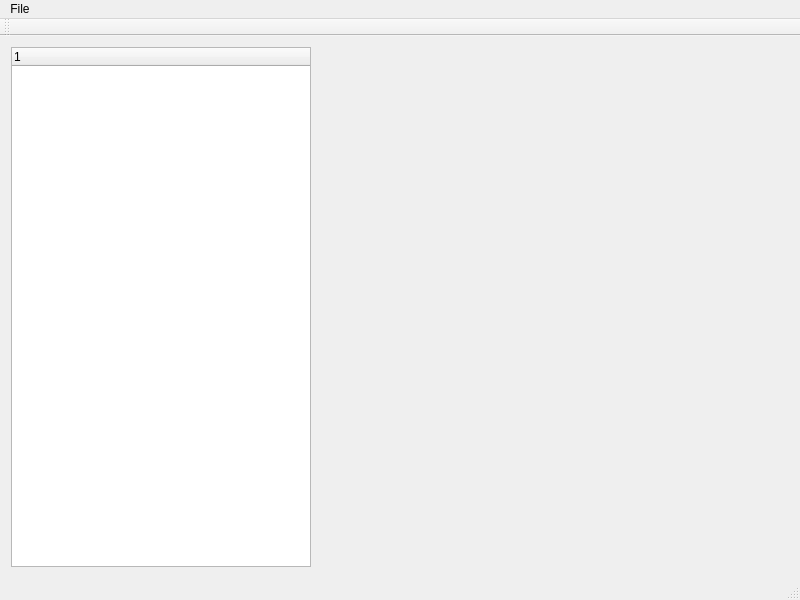
This is mainwindow.ui in vglvproc/AlgStruct as Qt 5 draws it before an edit. The edited form follows.
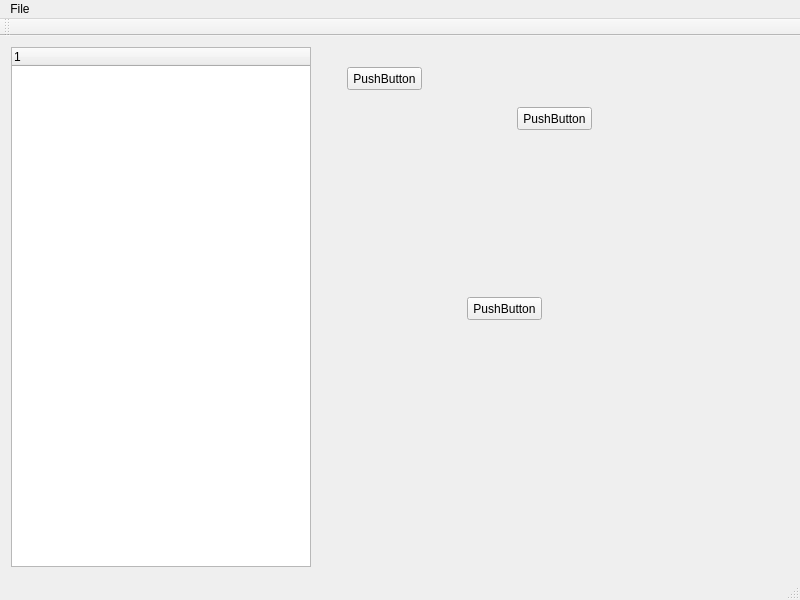
This is the edited form.

Commit message: QStackedWidget using start

```diff
--- a/mainwindow.ui
+++ b/mainwindow.ui
@@ -23,26 +23,6 @@
    <layout class="QGridLayout" name="gridLayout_2">
     <item row="0" column="0">
      <layout class="QGridLayout" name="gridLayout">
-      <item row="0" column="1">
-       <layout class="QHBoxLayout" name="horizontalLayout">
-        <item>
-         <layout class="QGridLayout" name="gridLayoutUser"/>
-        </item>
-        <item>
-         <spacer name="horizontalSpacer">
-          <property name="orientation">
-           <enum>Qt::Horizontal</enum>
-          </property>
-          <property name="sizeHint" stdset="0">
-           <size>
-            <width>40</width>
-            <height>20</height>
-           </size>
-          </property>
-         </spacer>
-        </item>
-       </layout>
-      </item>
       <item row="0" column="0">
        <widget class="QTreeWidget" name="twMain">
         <property name="minimumSize">
@@ -67,6 +47,99 @@
         </column>
        </widget>
       </item>
+      <item row="0" column="1">
+       <layout class="QHBoxLayout" name="horizontalLayout">
+        <item>
+         <layout class="QGridLayout" name="gridLayoutUser"/>
+        </item>
+        <item>
+         <widget class="QStackedWidget" name="stackedWidget">
+          <widget class="QWidget" name="pageSortBogosort">
+           <widget class="QPushButton" name="pushButton">
+            <property name="geometry">
+             <rect>
+              <x>200</x>
+              <y>60</y>
+              <width>75</width>
+              <height>23</height>
+             </rect>
+            </property>
+            <property name="text">
+             <string>PushButton</string>
+            </property>
+           </widget>
+           <widget class="QPushButton" name="pushButton_2">
+            <property name="geometry">
+             <rect>
+              <x>150</x>
+              <y>250</y>
+              <width>75</width>
+              <height>23</height>
+             </rect>
+            </property>
+            <property name="text">
+             <string>PushButton</string>
+            </property>
+           </widget>
+           <widget class="QPushButton" name="pushButton_3">
+            <property name="geometry">
+             <rect>
+              <x>30</x>
+              <y>20</y>
+              <width>75</width>
+              <height>23</height>
+             </rect>
+            </property>
+            <property name="text">
+             <string>PushButton</string>
+            </property>
+           </widget>
+          </widget>
+          <widget class="QWidget" name="pageSortBubbleSort">
+           <widget class="QCheckBox" name="checkBox">
+            <property name="geometry">
+             <rect>
+              <x>70</x>
+              <y>360</y>
+              <width>70</width>
+              <height>17</height>
+             </rect>
+            </property>
+            <property name="text">
+             <string>CheckBox</string>
+            </property>
+           </widget>
+           <widget class="QCheckBox" name="checkBox_2">
+            <property name="geometry">
+             <rect>
+              <x>200</x>
+              <y>70</y>
+              <width>70</width>
+              <height>17</height>
+             </rect>
+            </property>
+            <property name="text">
+             <string>CheckBox</string>
+            </property>
+           </widget>
+           <widget class="QCheckBox" name="checkBox_3">
+            <property name="geometry">
+             <rect>
+              <x>210</x>
+              <y>200</y>
+              <width>70</width>
+              <height>17</height>
+             </rect>
+            </property>
+            <property name="text">
+             <string>CheckBox</string>
+            </property>
+           </widget>
+          </widget>
+         </widget>
+        </item>
+       </layout>
+      </item>
      </layout>
     </item>
    </layout>
```
The commit also changes 1 other file.
